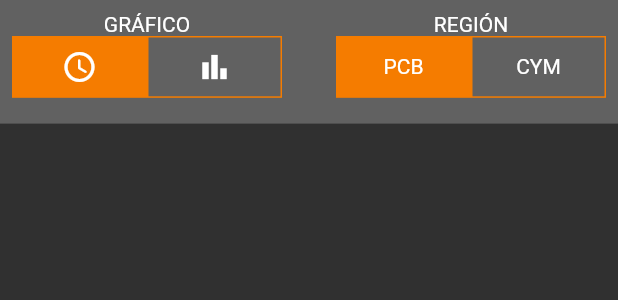
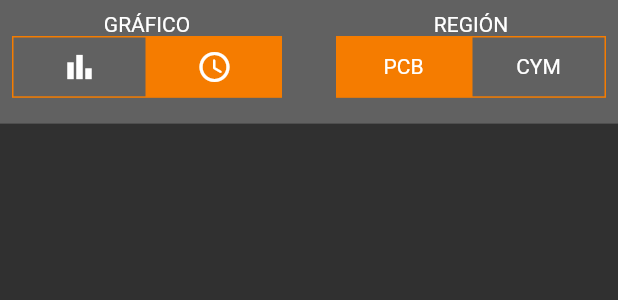
Before and after one commit to hydekyle/Flutter-PrecioLuz, a Flutter app: the MenuBottomSheet widget shown alone on an empty page, opened directly with empty values, after a tap on the "bar chart" icon, on a phone screen of 412 x 824 dp. Shown: the top 300 px of the screen. Run offline on Flutter 3.47's test engine with Material 2 defaults, Android fonts, the light colour scheme and no system bars; our stand-ins replace fl_chart, get, modal_bottom_sheet, shared_preferences; missing offline and left inert: enum_to_string; accounts and stored records are empty.

Commit message:
chart indicators and refactor

```diff
--- a/lib/controllers/app_controller.dart
+++ b/lib/controllers/app_controller.dart
@@ -15,7 +15,7 @@ class AppController extends GetxController {
   late final SharedPreferences storage;
   final Api _api = Api();
   final _regionDataDic = <RegionZone, RegionData>{};
-  final selectedGraphicType = GraphicType.wheel.obs;
+  final selectedGraphicType = GraphicType.chart.obs;
   final selectedRegionZone = RegionZone.PCB.obs;
   final isDataLoaded = false.obs;
 
--- a/lib/models/region_data_model.dart
+++ b/lib/models/region_data_model.dart
@@ -3,4 +3,5 @@ import 'price_data_model.dart';
 class RegionData {
   var priceList = List<PriceData>.empty(growable: true);
   var minPriceData = PriceData.empty(), maxPriceData = PriceData.empty();
+  var units = "Mwh";
 }
--- a/lib/ui/widgets/modal_bottom_sheet.dart
+++ b/lib/ui/widgets/modal_bottom_sheet.dart
@@ -42,6 +42,32 @@ class MenuBottomSheet extends StatelessWidget {
                             child: GestureDetector(
                               onTap: () {
                                 box.selectedGraphicType.value =
+                                    GraphicType.chart;
+                                AppController.saveUserPreference(
+                                  "selected-price-view",
+                                  EnumToString.convertToString(
+                                      GraphicType.chart),
+                                );
+                              },
+                              child: Container(
+                                decoration: BoxDecoration(
+                                  border: Border.all(color: colorButton),
+                                  color:
+                                      selectedGraphicType == GraphicType.chart
+                                          ? colorButton
+                                          : null,
+                                ),
+                                child: const Icon(Icons.bar_chart_sharp),
+                              ),
+                            ),
+                          ),
+                        ),
+                        Expanded(
+                          child: SizedBox(
+                            height: heightButton,
+                            child: GestureDetector(
+                              onTap: () {
+                                box.selectedGraphicType.value =
                                     GraphicType.wheel;
                                 AppController.saveUserPreference(
                                   "selected-price-view",
@@ -58,32 +84,6 @@ class MenuBottomSheet extends StatelessWidget {
                                           : null,
                                 ),
                                 child: const Icon(Icons.access_time_rounded),
-                              ),
-                            ),
-                          ),
-                        ),
-                        Expanded(
-                          child: SizedBox(
-                            height: heightButton,
-                            child: GestureDetector(
-                              onTap: () {
-                                box.selectedGraphicType.value =
-                                    GraphicType.chart;
-                                AppController.saveUserPreference(
-                                  "selected-price-view",
-                                  EnumToString.convertToString(
-                                      GraphicType.chart),
-                                );
-                              },
-                              child: Container(
-                                decoration: BoxDecoration(
-                                  border: Border.all(color: colorButton),
-                                  color:
-                                      selectedGraphicType == GraphicType.chart
-                                          ? colorButton
-                                          : null,
-                                ),
-                                child: const Icon(Icons.bar_chart_sharp),
                               ),
                             ),
                           ),
--- a/lib/ui/widgets/price_wheel.dart
+++ b/lib/ui/widgets/price_wheel.dart
@@ -3,16 +3,18 @@ import 'package:flutter/material.dart';
 import 'package:flutter_precio_luz/controllers/app_controller.dart';
 import 'package:flutter_precio_luz/models/price_data_model.dart';
 import 'package:get/get.dart';
+import '../../models/region_data_model.dart';
 
 class PriceWheel extends StatelessWidget {
-  final List<PriceData> priceList;
+  final RegionData regionData;
   const PriceWheel({
     Key? key,
-    required this.priceList,
+    required this.regionData,
   }) : super(key: key);
 
   @override
   Widget build(BuildContext context) {
+    final priceList = regionData.priceList;
     return Stack(
       alignment: Alignment.center,
       children: [
```
Also changed, not shown: lib/ui/pages/home.dart (+5 -9 lines), lib/ui/widgets/price_chart.dart (+21 -13 lines), lib/ui/widgets/price_highest_and_lowest.dart (+9 -10 lines), 2 other files.
